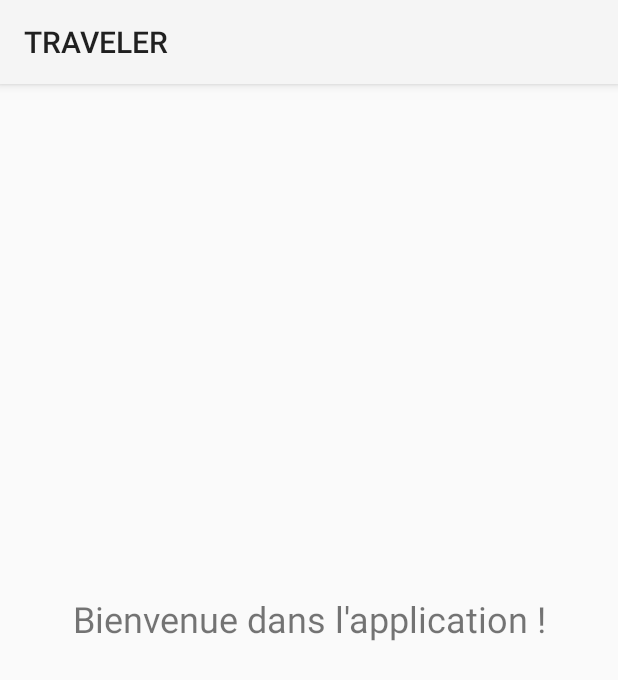
After one commit to TomMarsura/Traveler, an Android app: the HomeActivity screen opened directly, with no data from a screen before it, on a phone screen of 412 x 824 dp. The commit adds this screen. Shown: the top 680 px of the screen. Run offline under Robolectric (Android 15) with nearby library versions, the phone set to English and light mode, and no system bars.

Commit message:
HomeActivity après login

```diff
--- a/app/build.gradle.kts
+++ b/app/build.gradle.kts
@@ -47,6 +47,7 @@ dependencies {
     implementation(libs.androidx.navigation.fragment.ktx)
     implementation(libs.androidx.navigation.ui.ktx)
     implementation(libs.okhttp)
+    implementation(libs.androidx.activity)
     testImplementation(libs.junit)
     androidTestImplementation(libs.androidx.junit)
     androidTestImplementation(libs.androidx.espresso.core)
--- /dev/null
+++ b/app/src/main/java/com/master/traveler/HomeActivity.kt
@@ -0,0 +1,18 @@
+package com.master.traveler
+
+import android.os.Bundle
+import androidx.activity.enableEdgeToEdge
+import androidx.appcompat.app.AppCompatActivity
+import androidx.core.view.ViewCompat
+import androidx.core.view.WindowInsetsCompat
+import android.widget.TextView
+
+class HomeActivity : AppCompatActivity() {
+    override fun onCreate(savedInstanceState: Bundle?) {
+        super.onCreate(savedInstanceState)
+        enableEdgeToEdge()
+        setContentView(R.layout.activity_home)
+        val welcomeText: TextView = findViewById(R.id.welcomeText)
+        welcomeText.text = "Bienvenue dans l'application !"
+    }
+}
--- /dev/null
+++ b/app/src/main/res/layout/activity_home.xml
@@ -0,0 +1,20 @@
+<?xml version="1.0" encoding="utf-8"?>
+<androidx.constraintlayout.widget.ConstraintLayout
+    xmlns:android="http://schemas.android.com/apk/res/android"
+    xmlns:app="http://schemas.android.com/apk/res-auto"
+    xmlns:tools="http://schemas.android.com/tools"
+    android:layout_width="match_parent"
+    android:layout_height="match_parent"
+    tools:context=".HomeActivity">
+
+    <TextView
+        android:id="@+id/welcomeText"
+        android:layout_width="wrap_content"
+        android:layout_height="wrap_content"
+        android:text="Bienvenue !"
+        android:textSize="24sp"
+        app:layout_constraintTop_toTopOf="parent"
+        app:layout_constraintStart_toStartOf="parent"
+        app:layout_constraintEnd_toEndOf="parent"
+        app:layout_constraintBottom_toBottomOf="parent" />
+</androidx.constraintlayout.widget.ConstraintLayout>
--- a/app/src/main/res/values/strings.xml
+++ b/app/src/main/res/values/strings.xml
@@ -4,5 +4,6 @@
     <string name="password_text">Password</string>
     <string name="login_button">Login</string>
     <string name="register_button">Register</string>
+    <string name="error_login">Incorrect login or password !</string>
     <!-- Strings used for fragments for navigation -->
 </resources>
--- a/gradle/libs.versions.toml
+++ b/gradle/libs.versions.toml
@@ -11,6 +11,7 @@ constraintlayout = "2.2.0"
 navigationFragmentKtx = "2.8.6"
 navigationUiKtx = "2.8.6"
 okhttp = "4.12.0"
+activity = "1.10.0"
 
 [libraries]
 androidx-core-ktx = { group = "androidx.core", name = "core-ktx", version.ref = "coreKtx" }
@@ -23,6 +24,7 @@ androidx-constraintlayout = { group = "androidx.constraintlayout", name = "const
 androidx-navigation-fragment-ktx = { group = "androidx.navigation", name = "navigation-fragment-ktx", version.ref = "navigationFragmentKtx" }
 androidx-navigation-ui-ktx = { group = "androidx.navigation", name = "navigation-ui-ktx", version.ref = "navigationUiKtx" }
 okhttp = { module = "com.squareup.okhttp3:okhttp", version.ref = "okhttp" }
+androidx-activity = { group = "androidx.activity", name = "activity", version.ref = "activity" }
 
 [plugins]
 android-application = { id = "com.android.application", version.ref = "agp" }
```
Also changed, not shown: app/src/main/AndroidManifest.xml (+7 -4 lines), app/src/main/java/com/master/traveler/LoginActivity.kt (added, +82 -0 lines), app/src/main/java/com/master/traveler/MainActivity.kt (deleted, +0 -105 lines), app/src/main/res/layout/activity_main.xml (+57 -69 lines), 1 other file.
